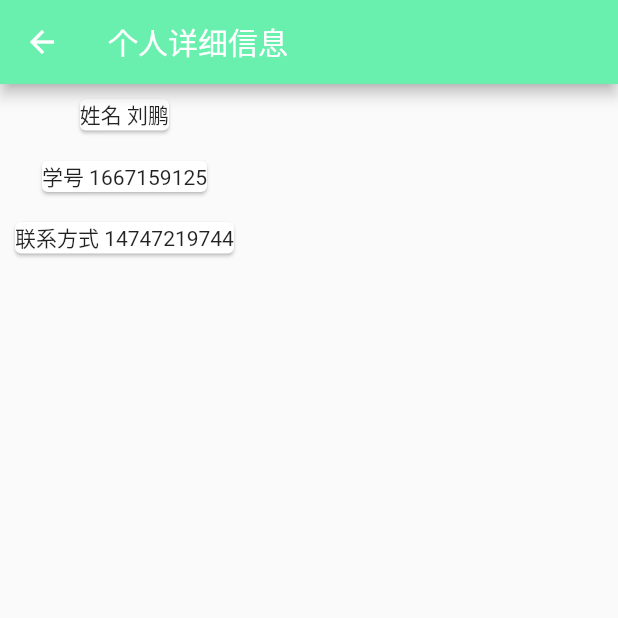
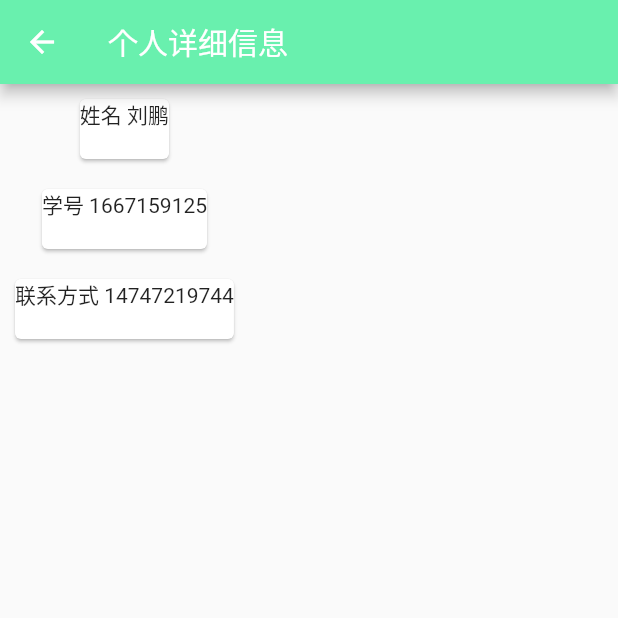
Before and after one commit to liupengzhouyi/application_paper, a Flutter app: the PersonalInformation screen opened directly, on a phone screen of 412 x 824 dp, the top half of it. Run offline on Flutter 3.47's test engine with Material 2 defaults, Android fonts, the light colour scheme and no system bars; our stand-ins replace dio.

Commit message:
我的信息页面 V 0.3.6

```diff
--- a/lib/myPage/personalInformation.dart
+++ b/lib/myPage/personalInformation.dart
@@ -38,15 +38,24 @@ class _PersonalInformationState extends State<PersonalInformation> {
         children: <Widget>[
           Card(
             margin: EdgeInsets.all(10),
-            child: Text('姓名 ${this.name}'),
+            child: Container(
+              height: 40.00,
+              child: Text('姓名 ${this.name}'),
+            ),
           ),
           Card(
             margin: EdgeInsets.all(10),
-            child: Text('学号 ${this.number}'),
+            child: Container(
+              height: 40.00,
+              child: Text('学号 ${this.number}'),
+            ),
           ),
           Card(
             margin: EdgeInsets.all(10),
-            child: Text('联系方式 ${this.phoneNumber}'),
+            child: Container(
+              height: 40.00,
+              child: Text('联系方式 ${this.phoneNumber}'),
+            ),
           ),
         ],
       ),
```
